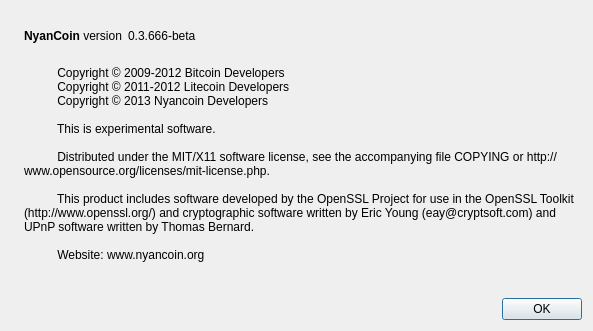
Qt form src/qt/forms/aboutdialog.ui (MOOtaku/vocains) before a commit.
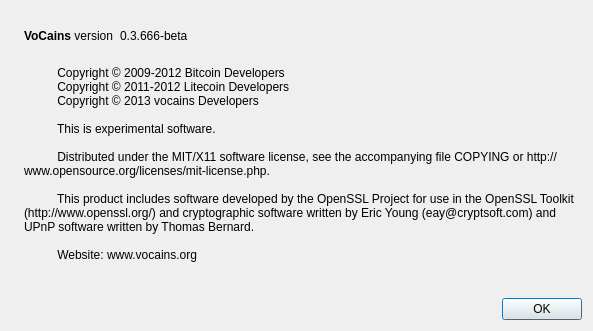
The same form after that commit. Icons and pictures are not drawn.

Commit message:
Addoption for making vocains out of nyancoin
Adopted Names and Ports

```diff
--- a/src/qt/forms/aboutdialog.ui
+++ b/src/qt/forms/aboutdialog.ui
@@ -50,7 +50,7 @@
           <cursorShape>IBeamCursor</cursorShape>
          </property>
          <property name="text">
-          <string>&lt;b&gt;NyanCoin&lt;/b&gt; version</string>
+          <string>&lt;b&gt;VoCains&lt;/b&gt; version</string>
          </property>
          <property name="textInteractionFlags">
           <set>Qt::LinksAccessibleByMouse|Qt::TextSelectableByKeyboard|Qt::TextSelectableByMouse</set>
@@ -97,7 +97,7 @@
         <string>
           Copyright © 2009-2012 Bitcoin Developers
           Copyright © 2011-2012 Litecoin Developers
-          Copyright © 2013 Nyancoin Developers
+          Copyright © 2013 vocains Developers
 
           This is experimental software.
 
@@ -105,7 +105,7 @@
 
           This product includes software developed by the OpenSSL Project for use in the OpenSSL Toolkit (http://www.openssl.org/) and cryptographic software written by Eric Young (eay@cryptsoft.com) and UPnP software written by Thomas Bernard.
 
-          Website: www.nyancoin.org
+          Website: www.vocains.org
         </string>
        </property>
        <property name="wordWrap">
```
Left out of the diff: 2 changed lines with no effect on the pictures. The commit also changes 44 other files.
